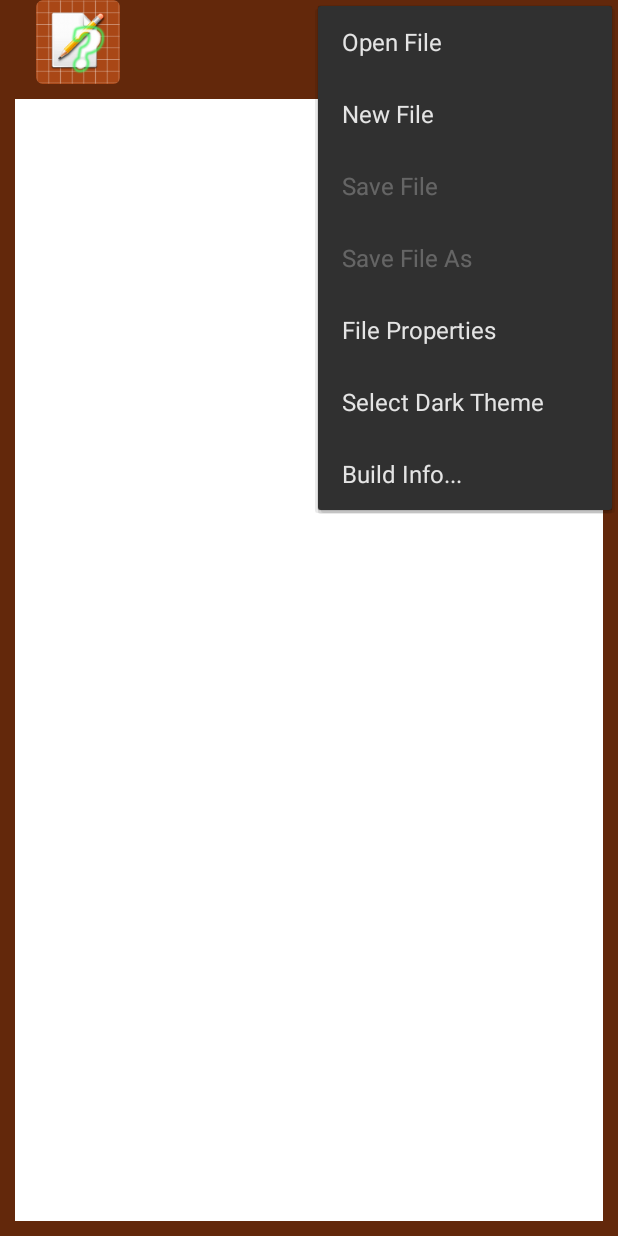
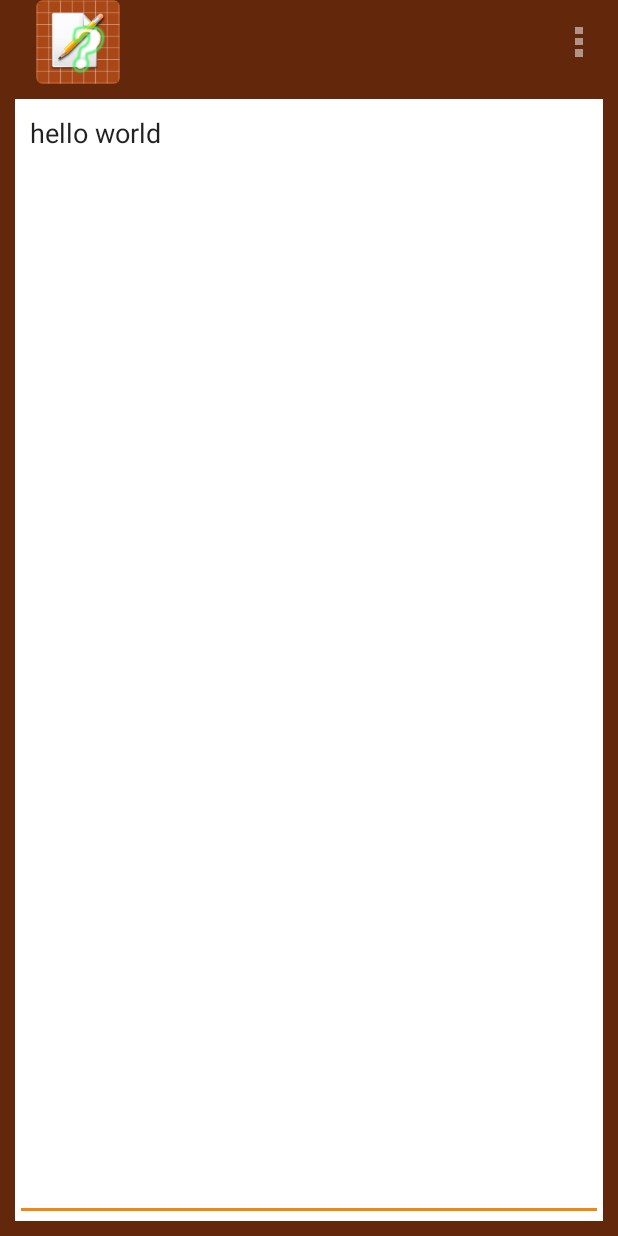
Before and after one commit to bebop-001/Notes, an Android app: the screen it shows after launch (MainActivity), in the options menu, after a tap on "Save File", on a phone screen of 412 x 824 dp. Run offline under Robolectric (Android 15) with nearby library versions, the phone set to English and light mode, and no system bars.

Commit message:
fragment comes up.

```diff
--- a/app/build.gradle
+++ b/app/build.gradle
@@ -67,6 +67,7 @@ dependencies {
     implementation 'androidx.core:core-ktx:1.1.0'
     implementation 'androidx.constraintlayout:constraintlayout:1.1.3'
     implementation 'org.jetbrains.kotlinx:kotlinx-coroutines-android:1.1.1'
+    implementation 'androidx.legacy:legacy-support-v4:1.0.0'
     testImplementation 'junit:junit:4.12'
     androidTestImplementation 'androidx.test:runner:1.2.0'
     androidTestImplementation 'androidx.test.espresso:espresso-core:3.2.0'
--- /dev/null
+++ b/app/src/main/java/com/kana_tutor/notes/EditWindow.kt
@@ -0,0 +1,117 @@
+package com.kana_tutor.notes
+
+import android.content.Context
+import android.net.Uri
+import android.os.Bundle
+import android.text.Editable
+import android.text.TextWatcher
+import android.util.Log
+import androidx.fragment.app.Fragment
+import android.view.LayoutInflater
+import android.view.View
+import android.view.ViewGroup
+import android.widget.TextView
+
+/**
+ * A simple [Fragment] subclass.
+ * Activities that contain this fragment must implement the
+ * [EditWindow.OnFragmentInteractionListener] interface
+ * to handle interaction events.
+ * Use the [EditWindow.newInstance] factory method to
+ * create an instance of this fragment.
+ */
+class EditWindow : Fragment() {
+    private var stringUri: String? = null
+    private var listener: OnFragmentInteractionListener? = null
+
+    override fun onCreate(savedInstanceState: Bundle?) {
+        super.onCreate(savedInstanceState)
+        arguments?.let {
+            stringUri = it.getString("stringUri")
+        }
+    }
+
+    override fun onCreateView(
+        inflater: LayoutInflater, container: ViewGroup?,
+        savedInstanceState: Bundle?
+    ): View? {
+        // Inflate the layout for this fragment
+        val view =  inflater.inflate(R.layout.edit_window, container, false)
+        val editWindow = view.findViewById<TextView>(R.id.edit_window_tv)
+        editWindow.text = stringUri
+
+        editWindow.addTextChangedListener(object : TextWatcher {
+            override fun beforeTextChanged(
+                s: CharSequence, start: Int, count: Int, after: Int) {
+                Log.d("TextListener", "beforeTextChanged")
+            }
+            override fun onTextChanged(
+                s: CharSequence, start: Int, before: Int, count: Int) {
+                Log.d("TextListener", "onTextChanged")
+            }
+            override fun afterTextChanged(s: Editable) {
+                Log.d("TextListener", "afterTextChanged")
+            }
+        })
+        // Things work ok with listener commented out.  for demo only.
+        editWindow.setOnTouchListener { v, event ->
+            Log.d("OnTouch:", String.format("event=%s", event.toString()))
+            // imm.showSoftInput(v, InputMethodManager.SHOW_FORCED)
+            false // set false indicating listener handeled event.
+        }
+        // for demo
+        editWindow.setOnFocusChangeListener { v, hasFocus ->
+            Log.d("OnFocusChangeListener"
+                , String.format("hasFocus:%s", hasFocus.toString()))
+        }
+
+        return view
+    }
+
+    /*
+    override fun onAttach(context: Context) {
+        super.onAttach(context)
+        if (context is OnFragmentInteractionListener) {
+            listener = context
+        } else {
+            throw RuntimeException(context.toString() + " must implement OnFragmentInteractionListener")
+        }
+    }
+
+     */
+
+    override fun onDetach() {
+        super.onDetach()
+        listener = null
+    }
+
+    /**
+     * This interface must be implemented by activities that contain this
+     * fragment to allow an interaction in this fragment to be communicated
+     * to the activity and potentially other fragments contained in that
+     * activity.
+     *
+     *
+     * See the Android Training lesson [Communicating with Other Fragments]
+     * (http://developer.android.com/training/basics/fragments/communicating.html)
+     * for more information.
+     */
+    interface OnFragmentInteractionListener {
+        // TODO: Update argument type and name
+        fun onFragmentInteraction(uri: Uri)
+    }
+
+    companion object {
+        /*
+         * Use this factory method to create a new instance of
+         * this fragment.
+         */
+        @JvmStatic
+        fun newInstance(stringUri: String) =
+            EditWindow().apply {
+                arguments = Bundle().apply {
+                    putString("stringUri", stringUri)
+                }
+            }
+    }
+}
--- a/app/src/main/java/com/kana_tutor/notes/MainActivity.kt
+++ b/app/src/main/java/com/kana_tutor/notes/MainActivity.kt
@@ -64,7 +64,7 @@ class MainActivity : AppCompatActivity() {
     val userPreferences : SharedPreferences
     get() = _userPreferences
 
-    var currentFileProperties = FileProperties()
+    // sjs var currentFileProperties = FileProperties()
 
     private val CREATE_REQUEST_CODE = 40
     private val OPEN_REQUEST_CODE = 41
@@ -92,38 +92,22 @@ class MainActivity : AppCompatActivity() {
         else
             AppCompatDelegate.setDefaultNightMode(AppCompatDelegate.MODE_NIGHT_YES)
 
+        val editFrag0 = EditWindow.newInstance("hello world")
+
+        val manager = supportFragmentManager
+        val transaction = manager.beginTransaction()
+        transaction.add(R.id.fragment_placeholder, editFrag0)
+        transaction.commit()
+
+
         toolbar.overflowIcon = ContextCompat.getDrawable(
             this, R.drawable.vert_ellipsis_light_img)
         setSupportActionBar(toolbar)
         supportActionBar!!.setLogo(R.mipmap.notes_launcher)
         supportActionBar!!.title = ""
 
-        fileText.addTextChangedListener(object : TextWatcher {
-            override fun beforeTextChanged(
-                s: CharSequence, start: Int, count: Int, after: Int) {
-                Log.d("TextListener", "beforeTextChanged")
-            }
-            override fun onTextChanged(
-                s: CharSequence, start: Int, before: Int, count: Int) {
-                Log.d("TextListener", "onTextChanged")
-            }
-            override fun afterTextChanged(s: Editable) {
-                Log.d("TextListener", "afterTextChanged")
-            }
-        })
-        // Things work ok with listener commented out.  for demo only.
-        fileText.setOnTouchListener { v, event ->
-            Log.d("OnTouch:", String.format("event=%s", event.toString()))
-            // imm.showSoftInput(v, InputMethodManager.SHOW_FORCED)
-            false // set false indicating listener handeled event.
-        }
-        // for demo
-        fileText.setOnFocusChangeListener { v, hasFocus ->
-            Log.d("OnFocusChangeListener"
-                , String.format("hasFocus:%s", hasFocus.toString()))
-        }
     }
-
+/* sjs
     fun newFile() {
         val intent = Intent(Intent.ACTION_CREATE_DOCUMENT)
 
@@ -347,6 +331,8 @@ class MainActivity : AppCompatActivity() {
             .show()
 
     }
+
+ */
     private fun changeDisplayTheme(newTheme : String) {
         // if currentName is dark, select dark theme.
         val n = newTheme
@@ -367,11 +353,19 @@ class MainActivity : AppCompatActivity() {
     override fun onOptionsItemSelected(item: MenuItem): Boolean {
         var rv = true
         when (item.itemId) {
+            /*
             R.id.save_file_item -> saveFile()
             R.id.save_as_file_item -> saveFileAs()
             R.id.open_file_item -> openFile()
             R.id.new_file_item -> newFile()
             R.id.file_properties_item -> displayFileProperties()
+             */
+            R.id.save_file_item -> kToast(this, "Save File")
+            R.id.save_as_file_item -> kToast(this, "Save File As")
+            R.id.open_file_item -> kToast(this, "Open File")
+            R.id.new_file_item -> kToast(this, "New File")
+            R.id.file_properties_item -> kToast(this, "File Properties")
+
             R.id.build_info_item -> displayBuildInfo(this)
             R.id.select_display_theme -> changeDisplayTheme(item.title.toString())
             else -> rv = super.onOptionsItemSelected(item);
@@ -384,10 +378,13 @@ class MainActivity : AppCompatActivity() {
             Log.d("menu:pre", String.format("=%s", findItem(R.id.select_display_theme).title))
 
             // disable save unless we have a file.
+            /* sjs
             findItem(R.id.save_file_item)
                 .isEnabled = currentFileProperties.uri != ""
             findItem(R.id.save_as_file_item)
                 .isEnabled = currentFileProperties.uri != ""
+
+             */
             findItem(R.id.select_display_theme)
                 .setTitle(
                     if (displayTheme == R.string.light_theme)
--- a/app/src/main/res/layout/activity_main.xml
+++ b/app/src/main/res/layout/activity_main.xml
@@ -21,24 +21,16 @@
         app:layout_constraintStart_toStartOf="parent"
         app:layout_constraintTop_toTopOf="parent" />
 
-    <EditText
-        android:id="@+id/fileText"
+    <FrameLayout
+        android:id="@+id/fragment_placeholder"
         android:layout_width="0dp"
         android:layout_height="0dp"
         android:layout_margin="10dp"
+
         android:background="@color/file_edit_window_bg"
-        android:clickable="true"
-        android:ems="10"
-        android:focusable="true"
-        android:gravity="start"
-        android:inputType="textMultiLine"
-        android:isScrollContainer="true"
-        android:padding="10dp"
         app:layout_constraintBottom_toBottomOf="parent"
         app:layout_constraintEnd_toEndOf="parent"
         app:layout_constraintStart_toStartOf="parent"
-        app:layout_constraintTop_toBottomOf="@+id/toolbar">
+        app:layout_constraintTop_toBottomOf="@+id/toolbar" />
 
-        <requestFocus />
-    </EditText>
 </androidx.constraintlayout.widget.ConstraintLayout>
--- /dev/null
+++ b/app/src/main/res/layout/edit_window.xml
@@ -0,0 +1,20 @@
+<FrameLayout xmlns:android="http://schemas.android.com/apk/res/android"
+    xmlns:tools="http://schemas.android.com/tools"
+    android:layout_width="match_parent"
+    android:layout_height="match_parent"
+    tools:context="com.kana_tutor.notes.EditWindow">
+
+    <EditText
+        android:id="@+id/edit_window_tv"
+        android:layout_width="match_parent"
+        android:layout_height="match_parent"
+        android:clickable="true"
+        android:ems="10"
+        android:focusable="true"
+        android:gravity="start"
+        android:inputType="textMultiLine"
+        android:isScrollContainer="true"
+        android:padding="10dp"
+        />
+
+</FrameLayout>
--- a/app/src/main/res/values/colors.xml
+++ b/app/src/main/res/values/colors.xml
@@ -21,5 +21,5 @@
     <color name="colorPrimaryDark">#63280B</color>
     <color name="colorAccent">#F3870C</color>
 
-    <color name="file_edit_window_bg">#FFFFFFFF</color>
+    <color name="file_edit_window_bg">#FFFFFF</color>
 </resources>
--- a/app/src/main/res/values/strings.xml
+++ b/app/src/main/res/values/strings.xml
@@ -20,16 +20,16 @@
     <string name="save_file">Save File</string>
 
     <string name="build_info">Build Info...</string>
-    <string name="build_info_query" >
+    <string name="build_info_query">
         &lt;html&gt;%1$s
         &lt;br&gt;Version(%2$d, %3$s)
         &lt;br&gt;Build date:   %4$s
         &lt;br&gt;Install date: %5$s
-        &lt;br&gt;Build info: %6$s
+        &lt;br&gt;Build type: %6$s
         &lt;br&gt;Git branch: %7$s
         &lt;/html&gt;
     </string>
-    <string name="file_properties_format" >
+    <string name="file_properties_format">
         &lt;html&gt;File name: %1$s
         &lt;br&gt;Size %2$d bytes
         &lt;br&gt;Modified %3$s
@@ -42,4 +42,7 @@
     <string name="dark_theme">Select Dark Theme</string>
     <string name="light_theme">Select Light Theme</string>
 
+    <!-- TODO: Remove or change this placeholder text -->
+    <string name="hello_blank_fragment">Hello blank fragment</string>
+
 </resources>
```
